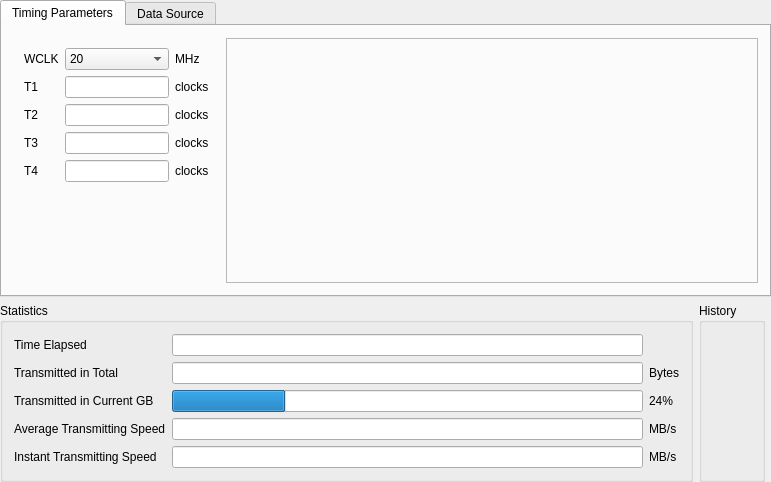
The window that elephant/src/elephant/qsarparamwindow.ui (Quenii/ADCEVM) describes before a commit, drawn with Qt 5.
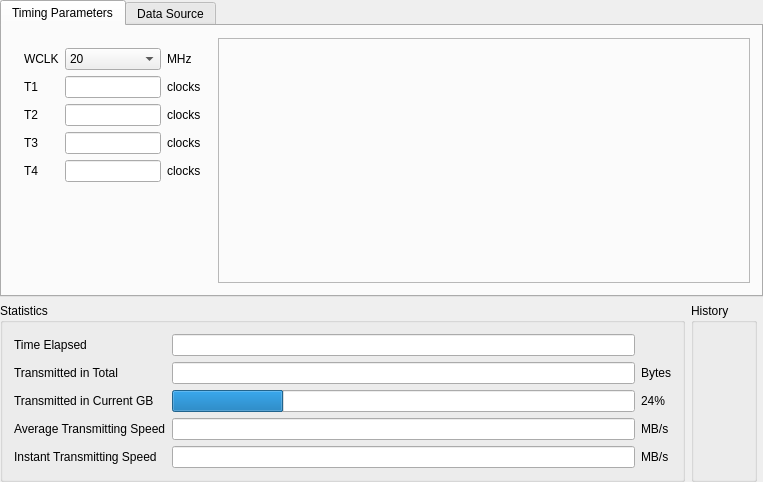
The same window after the commit. Icons and pictures are not drawn. Custom widgets are drawn as their Qt base class.

Patch:
```diff
--- a/elephant/src/elephant/qsarparamwindow.ui
+++ b/elephant/src/elephant/qsarparamwindow.ui
@@ -6,8 +6,8 @@
    <rect>
     <x>0</x>
     <y>0</y>
-    <width>771</width>
-    <height>475</height>
+    <width>763</width>
+    <height>462</height>
    </rect>
   </property>
   <property name="windowTitle">
```
